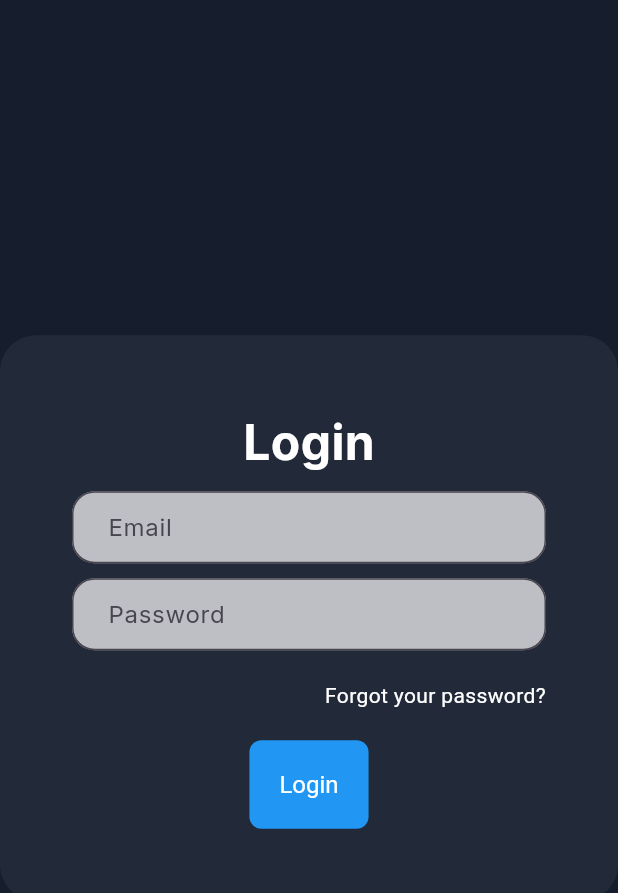
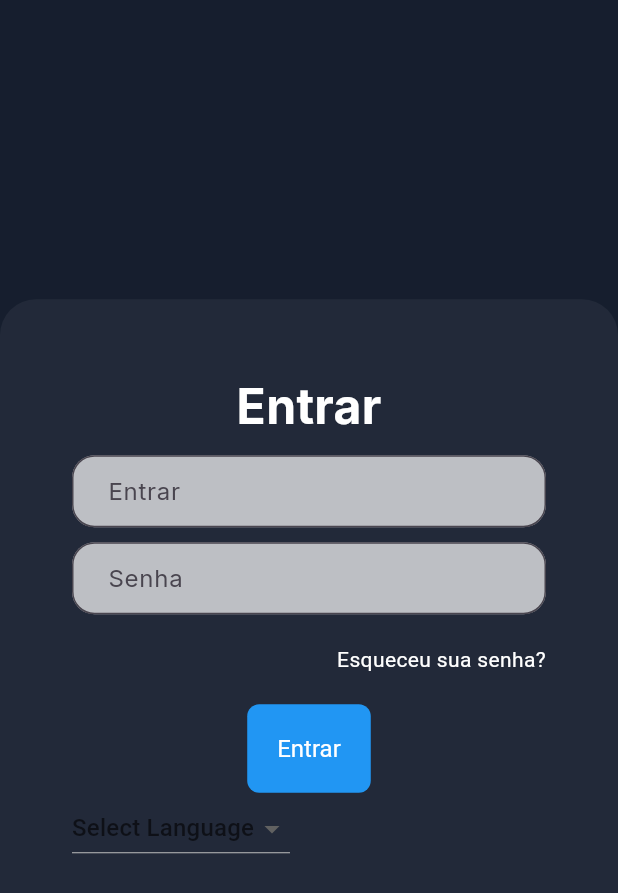
Before and after one commit to EduFapro/novo_cogni, a Flutter app: the screen it shows after launch, on a phone screen of 412 x 824 dp. Shown: the top 893 px of the screen. Run offline on Flutter 3.47's test engine with Material 3 defaults, Android fonts, the phone set to English and light mode, and no system bars; our stand-ins replace audioplayers, equatable, flutter_dotenv, flutter_svg, get, google_fonts and 1 more; missing offline and left inert: record; accounts and stored records are empty.

Commit message:
Tradução implementada para as telas produzidas até então

```diff
--- a/lib/constants/translation/en_us_translations.dart
+++ b/lib/constants/translation/en_us_translations.dart
@@ -0,0 +1,37 @@
+final Map<String, String> enUsTranslations = {
+  'hello': 'Hello',
+  'new_participant': 'New Participant',
+  'password': 'Password',
+  'forgot_your_password': 'Forgot your password?',
+  'login': 'Login',
+  'email': 'Email',
+  'home': 'Home',
+  'evaluators': 'Evaluators',
+  'total_projects': 'Total Projects',
+  'in_progress': 'In Progress',
+  'completed': 'Completed',
+  'evaluation_history': 'Evaluation History',
+  'name': 'Name',
+  'status': 'Status',
+  'evaluator': 'Evaluator',
+  'date': 'Date',
+  'participant_registration': 'Participant Registration',
+  'identification_data': 'Identification Data',
+  'full_name': 'Full Name',
+  'date_of_birth': 'Date of Birth',
+  'sex': 'Sex',
+  'education_level': 'Education Level',
+  'laterality': 'Laterality',
+  'modules': 'Modules',
+  'language': 'Language',
+  'selected_modules': 'Selected Modules',
+  'register': 'Register',
+  'cancel': 'Cancel',
+  'evaluators_list': 'Evaluators List',
+  'new_evaluator': 'New Evaluator',
+  'evaluator_registration': 'Evaluator Registration',
+  'specialty': 'Specialty',
+  'cpf_nif': 'CPF/NIF',
+  'evaluation': 'Evaluation',
+  'list_of_activities': 'List of Activities',
+};
--- a/lib/constants/translation/es_es_translations.dart
+++ b/lib/constants/translation/es_es_translations.dart
@@ -1,18 +1,37 @@
-final Map<String, String> ptBrTranslations = {
-  'hello': 'Olá',
-  'new_participant': 'Novo Participante',
-  'password': 'Senha',
-  'forgot_your_password': 'Esqueceu sua senha?',
-  'login': 'Entrar',
-  'email': 'E-mail',
-  'home': 'Início',
-  'evaluators': 'Avaliadores',
-  'total_projects': 'Total de Projetos',
-  'in_progress': 'Em Andamento',
-  'completed': 'Concluídos',
-  'evaluation_history': 'Histórico de Avaliações',
-  'name': 'Nome',
-  'status': 'Status',
-  'evaluator': 'Avaliador',
-  'date': 'Data',
+final Map<String, String> esEsTranslations = {
+  'hello': 'Hola',
+  'new_participant': 'Nuevo Participante',
+  'password': 'Contraseña',
+  'forgot_your_password': '¿Olvidó su contraseña?',
+  'login': 'Iniciar sesión',
+  'email': 'Correo electrónico',
+  'home': 'Inicio',
+  'evaluators': 'Evaluadores',
+  'total_projects': 'Proyectos Totales',
+  'in_progress': 'En Progreso',
+  'completed': 'Completados',
+  'evaluation_history': 'Historial de Evaluaciones',
+  'name': 'Nombre',
+  'status': 'Estado',
+  'evaluator': 'Evaluador',
+  'date': 'Fecha',
+  'participant_registration': 'Registro de Participante',
+  'identification_data': 'Datos de Identificación',
+  'full_name': 'Nombre Completo',
+  'date_of_birth': 'Fecha de Nacimiento',
+  'sex': 'Sexo',
+  'education_level': 'Nivel Educativo',
+  'laterality': 'Lateralidad',
+  'modules': 'Módulos',
+  'language': 'Idioma',
+  'selected_modules': 'Módulos Seleccionados',
+  'register': 'Registrar',
+  'cancel': 'Cancelar',
+  'evaluators_list': 'Lista de Evaluadores',
+  'new_evaluator': 'Nuevo Evaluador',
+  'evaluator_registration': 'Registro de Evaluador',
+  'specialty': 'Especialidad',
+  'cpf_nif': 'CPF/NIF',
+  'evaluation': 'Evaluación',
+  'list_of_activities': 'Lista de Actividades',
 };
--- a/lib/constants/translation/pt_br_translations.dart
+++ b/lib/constants/translation/pt_br_translations.dart
@@ -0,0 +1,37 @@
+final Map<String, String> ptBrTranslations = {
+  'hello': 'Olá',
+  'new_participant': 'Novo Participante',
+  'password': 'Senha',
+  'forgot_your_password': 'Esqueceu sua senha?',
+  'login': 'Entrar',
+  'email': 'E-mail',
+  'home': 'Início',
+  'evaluators': 'Avaliadores',
+  'total_projects': 'Total de Projetos',
+  'in_progress': 'Em Andamento',
+  'completed': 'Concluídos',
+  'evaluation_history': 'Histórico de Avaliações',
+  'name': 'Nome',
+  'status': 'Status',
+  'evaluator': 'Avaliador',
+  'date': 'Data',
+  'participant_registration': 'Cadastro de Participante',
+  'identification_data': 'Dados de Identificação',
+  'full_name': 'Nome Completo',
+  'date_of_birth': 'Data de Nascimento',
+  'sex': 'Sexo',
+  'education_level': 'Nível de Educação',
+  'laterality': 'Lateralidade',
+  'modules': 'Módulos',
+  'language': 'Idioma',
+  'selected_modules': 'Módulos Selecionados',
+  'register': 'Registrar',
+  'cancel': 'Cancelar',
+  'evaluators_list': 'Lista de Avaliadores',
+  'new_evaluator': 'Novo Avaliador',
+  'evaluator_registration': 'Registro de Avaliador',
+  'specialty': 'Especialidade',
+  'cpf_nif': 'CPF/NIF',
+  'evaluation': 'Avaliação',
+  'list_of_activities': 'Lista de Atividades',
+};
--- a/lib/constants/translation/ui_strings.dart
+++ b/lib/constants/translation/ui_strings.dart
@@ -1,79 +1,85 @@
 import 'package:get/get.dart';
+import 'package:novo_cogni/constants/translation/pt_br_translations.dart';
+
+import 'en_us_translations.dart';
+import 'es_es_translations.dart';
 
 class UiStrings extends Translations {
   @override
   Map<String, Map<String, String>> get keys => {
-    'en_US': {
-      'hello': 'Hello',
-      'new_participant': 'New Participant',
-      'password': 'Password',
-      'forgot_your_password': 'Forgot your password?',
-      'login': 'Login',
-      'email': 'Email',
-      'home': 'Home',
-      'evaluators': 'Evaluators',
-      'total_projects': 'Total Projects',
-      'in_progress': 'In Progress',
-      'completed': 'Completed',
-      'evaluation_history': 'Evaluation History',
-      'name': 'Name',
-      'status': 'Status',
-      'evaluator': 'Evaluator',
-      'date': 'Date',
-    },
-    'pt_BR': {
-      'hello': 'Olá',
-      'new_participant': 'Novo Participante',
-      'password': 'Senha',
-      'forgot_your_password': 'Esqueceu sua senha?',
-      'login': 'Entrar',
-      'email': 'E-mail',
-      'home': 'Início',
-      'evaluators': 'Avaliadores',
-      'total_projects': 'Total de Projetos',
-      'in_progress': 'Em Andamento',
-      'completed': 'Concluídos',
-      'evaluation_history': 'Histórico de Avaliações',
-      'name': 'Nome',
-      'status': 'Status',
-      'evaluator': 'Avaliador',
-      'date': 'Data',
-    },
-    'es_ES': {
-      'hello': 'Hola',
-      'new_participant': 'Nuevo Participante',
-      'password': 'Contraseña',
-      'forgot_your_password': '¿Olvidó su contraseña?',
-      'login': 'Iniciar sesión',
-      'email': 'Correo electrónico',
-      'home': 'Inicio',
-      'evaluators': 'Evaluadores',
-      'total_projects': 'Proyectos Totales',
-      'in_progress': 'En Progreso',
-      'completed': 'Completados',
-      'evaluation_history': 'Historial de Evaluaciones',
-      'name': 'Nombre',
-      'status': 'Estado',
-      'evaluator': 'Evaluador',
-      'date': 'Fecha',
-    }
-  };
+        'en_US': enUsTranslations,
+        'pt_BR': ptBrTranslations,
+        'es_ES': esEsTranslations
+      };
 
   // Static getters for translation keys
   static String get hello => 'hello'.tr;
+
   static String get newParticipant => 'new_participant'.tr;
+
   static String get password => 'password'.tr;
+
   static String get forgotYourPassword => 'forgot_your_password'.tr;
+
   static String get login => 'login'.tr;
+
   static String get email => 'email'.tr;
+
   static String get home => 'home'.tr;
+
   static String get evaluators => 'evaluators'.tr;
+
   static String get totalProjects => 'total_projects'.tr;
+
   static String get inProgress => 'in_progress'.tr;
+
   static String get completed => 'completed'.tr;
+
   static String get evaluationHistory => 'evaluation_history'.tr;
+
   static String get name => 'name'.tr;
+
   static String get status => 'status'.tr;
+
   static String get evaluator => 'evaluator'.tr;
+
   static String get date => 'date'.tr;
+
+  static String get participantRegistration => 'participant_registration'.tr;
+
+  static String get identificationData => 'identification_data'.tr;
+
+  static String get fullName => 'full_name'.tr;
+
+  static String get dateOfBirth => 'date_of_birth'.tr;
+
+  static String get sex => 'sex'.tr;
+
+  static String get educationLevel => 'education_level'.tr;
+
+  static String get laterality => 'laterality'.tr;
+
+  static String get modules => 'modules'.tr;
+
+  static String get language => 'language'.tr;
+
+  static String get selectedModules => 'selected_modules'.tr;
+
+  static String get register => 'register'.tr;
+
+  static String get cancel => 'cancel'.tr;
+
+  static String get evaluatorsList => 'evaluators_list'.tr;
+
+  static String get newEvaluator => 'new_evaluator'.tr;
+
+  static String get evaluatorRegistration => 'evaluator_registration'.tr;
+
+  static String get specialty => 'specialty'.tr;
+
+  static String get cpfNif => 'cpf_nif'.tr;
+
+  static String get evaluation => 'evaluation'.tr;
+
+  static String get listOfActivities => 'list_of_activities'.tr;
 }
--- a/lib/global/global_binding.dart
+++ b/lib/global/global_binding.dart
@@ -18,6 +18,7 @@ import '../app/domain/repositories/participant_repository.dart';
 import '../app/domain/repositories/task_instance_repository.dart';
 import '../app/domain/repositories/task_prompt_repository.dart';
 import '../app/domain/repositories/task_repository.dart';
+import 'language_controller.dart';
 
 class GlobalBinding extends Bindings {
   @override
@@ -58,5 +59,6 @@ class GlobalBinding extends Bindings {
     // User-related Services
     Get.put<UserService>(UserService(), permanent: true);
     Get.put<UserController>(UserController(), permanent: true);
+    Get.put(LanguageController());
   }
 }
--- a/lib/global/language_controller.dart
+++ b/lib/global/language_controller.dart
@@ -1,65 +1,21 @@
+import 'package:flutter/material.dart';
 import 'package:get/get.dart';
-import 'package:novo_cogni/global/user_service.dart';
 
-import '../app/domain/entities/evaluation_entity.dart';
-import '../app/domain/entities/evaluator_entity.dart';
-import '../app/domain/entities/participant_entity.dart';
-import '../app/domain/repositories/evaluator_repository.dart';
-import '../app/domain/repositories/participant_repository.dart';
+class LanguageController extends GetxController {
+  final List<LocaleInfo> locales = [
+    LocaleInfo(name: 'English', locale: Locale('en', 'US')),
+    LocaleInfo(name: 'Português', locale: Locale('pt', 'BR')),
+    LocaleInfo(name: 'Español', locale: Locale('es', 'ES')),
+  ];
 
-class UserController extends GetxController {
-  Rx<EvaluatorEntity?> user = Rxn<EvaluatorEntity>();
-
-  var evaluatorRepo = Get.find<EvaluatorRepository>();
-  var userService = Get.find<UserService>();
-  var participantRepo = Get.find<ParticipantRepository>();
-
-  var evaluations = <EvaluationEntity>[].obs;
-  var participants = <ParticipantEntity>[].obs;
-  var participantDetails = <int, ParticipantEntity>{}.obs;
-
-  @override
-  void onInit() {
-    super.onInit();
-  }
-
-  Future<void> fetchUserData() async {
-    try {
-      int? currentUserId = user.value?.evaluatorID;
-      if (currentUserId != null) {
-        var fetchedUser = await userService.getUser(currentUserId);
-        if (fetchedUser != null) {
-          user.value = fetchedUser;
-
-          var fetchedEvaluations = await userService.getEvaluationsByUser(fetchedUser);
-          evaluations.assignAll(fetchedEvaluations);
-
-          for (var evaluation in fetchedEvaluations) {
-            var participant = await participantRepo.getParticipantByEvaluation(evaluation.evaluationID!);
-            if (participant != null) {
-              participants.add(participant);
-              participantDetails[evaluation.evaluationID!] = participant;
-            }
-          }
-        }
-      } else {
-        // Handle no current user scenario
-      }
-
-    } catch (e) {
-      print("Error fetching user data: $e");
-    }
-  }
-
-  Future<void> updateUser(EvaluatorEntity newUser) async {
-    user.value = newUser;
-    await fetchUserData();
-  }
-
-  Future<EvaluatorEntity?> getCurrentUserOrFetch() async {
-    if (user.value == null) {
-      await fetchUserData();
-    }
-    return user.value;
+  void changeLanguage(Locale locale) {
+    Get.updateLocale(locale);
   }
 }
+
+class LocaleInfo {
+  final String name;
+  final Locale locale;
+
+  LocaleInfo({required this.name, required this.locale});
+}
--- a/lib/modules/evaluator_registration/evaluator_registration_screen.dart
+++ b/lib/modules/evaluator_registration/evaluator_registration_screen.dart
@@ -1,5 +1,6 @@
 import 'package:flutter/material.dart';
 import 'package:get/get.dart';
+import 'package:novo_cogni/constants/translation/ui_strings.dart';
 import 'package:novo_cogni/modules/evaluator_registration/widgets/ed_evaluator_form.dart';
 import 'evaluator_registration_controller.dart';
 
@@ -13,7 +14,7 @@ class EvaluatorRegistrationScreen extends GetView<EvaluatorRegistrationControlle
         elevation: 0,
         backgroundColor: Color(0xfffdfdfd),
         iconTheme: IconThemeData(color: Colors.black),
-        title: Text("Evaluator Registration", style: TextStyle(color: Colors.black)),
+        title: Text(UiStrings.evaluatorRegistration, style: TextStyle(color: Colors.black)),
         centerTitle: true,
       ),
       body: EdEvaluatorForm(),
--- a/lib/modules/evaluators/evaluators_screen.dart
+++ b/lib/modules/evaluators/evaluators_screen.dart
@@ -1,6 +1,7 @@
 import 'package:flutter/material.dart';
 import 'package:get/get.dart';
-import 'package:novo_cogni/modules/evaluators/widgets/ed_lista_avaliadores.dart';
+import 'package:novo_cogni/constants/translation/ui_strings.dart';
+import 'package:novo_cogni/modules/evaluators/widgets/ed_evaluators_list.dart';
 
 import 'evaluators_controller.dart';
 class EvaluatorsScreen extends StatelessWidget {
@@ -16,7 +17,7 @@ class EvaluatorsScreen extends StatelessWidget {
 
     return Scaffold(
       appBar: AppBar(
-        title: Text("Evaluators"),
+        title: Text(UiStrings.evaluators),
         centerTitle: false,
         elevation: 0,
         backgroundColor: Colors.black,
--- a/lib/modules/evaluators/widgets/ed_new_evaluator_button.dart
+++ b/lib/modules/evaluators/widgets/ed_new_evaluator_button.dart
@@ -2,6 +2,7 @@ import 'package:flutter/material.dart';
 import 'package:get/get.dart';
 
 import '../../../app/domain/entities/evaluator_entity.dart';
+import '../../../constants/translation/ui_strings.dart';
 import '../../../routes.dart';
 import '../evaluators_controller.dart';
 
@@ -37,7 +38,7 @@ class EdNewEvaluatorButton extends StatelessWidget {
         children: <Widget>[
           Icon(Icons.add, color: Colors.white),
           SizedBox(width: 4.0),
-          Text("New Evaluator"),
+          Text(UiStrings.newEvaluator),
         ],
       ),
     );
--- a/lib/modules/login/login_screen.dart
+++ b/lib/modules/login/login_screen.dart
@@ -1,9 +1,11 @@
 import 'package:flutter/material.dart';
 import 'package:get/get.dart';
+import 'package:novo_cogni/constants/translation/ui_strings.dart';
 import 'package:novo_cogni/modules/widgets/ed_form_title.dart';
 import '../../mixins/ValidationMixin.dart';
 import '../../routes.dart';
 import '../widgets/ed_input_text.dart';
+import '../widgets/ed_language_dropdown.dart';
 import 'login_controller.dart';
 
 class LoginScreen extends GetView<LoginController> with ValidationMixin {
@@ -33,22 +35,22 @@ class LoginScreen extends GetView<LoginController> with ValidationMixin {
                       mainAxisAlignment: MainAxisAlignment.start,
                       crossAxisAlignment: CrossAxisAlignment.center,
                       children: [
-                        FormTitle(title: 'Login'),
+                        FormTitle(title: UiStrings.login),
                         const SizedBox(height: 10.0),
                         EdInputText(
-                          placeholder: "Email",
+                          placeholder: UiStrings.login,
                           validator: validateEmail,
                           onSaved: (value) => email = value ?? '',
                         ),
                         const SizedBox(height: 10.0),
                         EdInputText(
-                          placeholder: "Password",
+                          placeholder: UiStrings.password,
                           obscureText: true,
                           validator: validatePassword,
                           onSaved: (value) => password = value ?? '',
                         ),
                         const SizedBox(height: 20.0),
-                        const EdEndText(text: "Forgot your password?"),
+                        EdEndText(text: UiStrings.forgotYourPassword),
                         const SizedBox(height: 20.0),
 
                         // Display login error
@@ -65,12 +67,12 @@ class LoginScreen extends GetView<LoginController> with ValidationMixin {
                               ),
                             );
                           } else {
-                            return const SizedBox.shrink(); // Return an empty widget if there's no error
+                            return const SizedBox
+                                .shrink(); // Return an empty widget if there's no error
                           }
                         }),
 
                         TextButton(
-
                           onPressed: () async {
                             if (formKey.currentState!.validate()) {
                               formKey.currentState!.save();
@@ -84,8 +86,9 @@ class LoginScreen extends GetView<LoginController> with ValidationMixin {
                                 var successfulLogin =
                                     await controller.login(email, password);
                                 if (successfulLogin) {
-                                    if ((controller.currentEvaluatorFirstLogin
-                                        .value == false)) {
+                                  if ((controller
+                                          .currentEvaluatorFirstLogin.value ==
+                                      false)) {
                                     print(controller
                                         .currentEvaluatorFirstLogin.value);
                                     Get.toNamed(AppRoutes.home);
@@ -95,15 +98,14 @@ class LoginScreen extends GetView<LoginController> with ValidationMixin {
                                       arguments: {
                                         'firstLogin': controller
                                             .currentEvaluatorFirstLogin.value,
-                                          'avaliadorID': controller
-                                              .currentEvaluatorId.value,
+                                        'avaliadorID':
+                                            controller.currentEvaluatorId.value,
                                       },
                                     );
                                   }
                                 }
                               }
                             }
-
                           },
                           style: TextButton.styleFrom(
                             foregroundColor: Colors.white,
@@ -114,11 +116,12 @@ class LoginScreen extends GetView<LoginController> with ValidationMixin {
                               borderRadius: BorderRadius.circular(8),
                             ),
                           ),
-                          child: const Text("Login"),
+                          child: Text(UiStrings.login),
                         ),
+
                       ],
-                    )
-                  ],
+                    ),
+                    EdLanguageDropdown(),    ],
                 ),
               ),
             ),
--- a/lib/modules/participant_registration/participant_registration_screen.dart
+++ b/lib/modules/participant_registration/participant_registration_screen.dart
@@ -1,5 +1,6 @@
 import 'package:flutter/material.dart';
 import 'package:get/get.dart';
+import 'package:novo_cogni/constants/translation/ui_strings.dart';
 import 'package:novo_cogni/modules/participant_registration/participant_registration_controller.dart';
 import 'package:novo_cogni/modules/participant_registration/widgets/participant_form.dart';
 
@@ -16,7 +17,7 @@ class ParticipantRegistrationScreen extends GetView<ParticipantRegistrationContr
           backgroundColor: Color(0xfffdfdfd),
           iconTheme: IconThemeData(color: Colors.black),
           title: Text(
-            "Participant Registration",
+            UiStrings.participantRegistration,
             style: TextStyle(color: Colors.black),
           ),
           centerTitle: true,
--- a/lib/modules/widgets/ed_language_dropdown.dart
+++ b/lib/modules/widgets/ed_language_dropdown.dart
@@ -0,0 +1,24 @@
+import 'package:flutter/material.dart';
+import 'package:get/get.dart';
+import 'package:novo_cogni/global/language_controller.dart';
+
+class EdLanguageDropdown extends GetView<LanguageController> {
+
+  @override
+  Widget build(BuildContext context) {
+    return DropdownButton<Locale>(
+      hint: Text('Select Language'),
+      onChanged: (Locale? newValue) {
+        if (newValue != null) {
+          controller.changeLanguage(newValue);
+        }
+      },
+      items: controller.locales.map<DropdownMenuItem<Locale>>((localeInfo) {
+        return DropdownMenuItem<Locale>(
+          value: localeInfo.locale,
+          child: Text(localeInfo.name),
+        );
+      }).toList(),
+    );
+  }
+}
```
Also changed, not shown: lib/modules/evaluation/evaluation_screen.dart (+4 -3 lines), lib/modules/evaluator_registration/widgets/ed_evaluator_form.dart (+10 -9 lines), lib/modules/evaluators/widgets/ed_evaluators_list.dart (+7 -6 lines), lib/modules/home/widgets/ed_evaluation_history.dart (+6 -5 lines), lib/modules/home/widgets/ed_painel_home.dart (+5 -4 lines), lib/modules/home/widgets/ed_side_bar.dart (+5 -3 lines), lib/modules/participant_registration/widgets/participant_form.dart (+12 -11 lines). Lines whose indentation alone changed are shown as unchanged.
